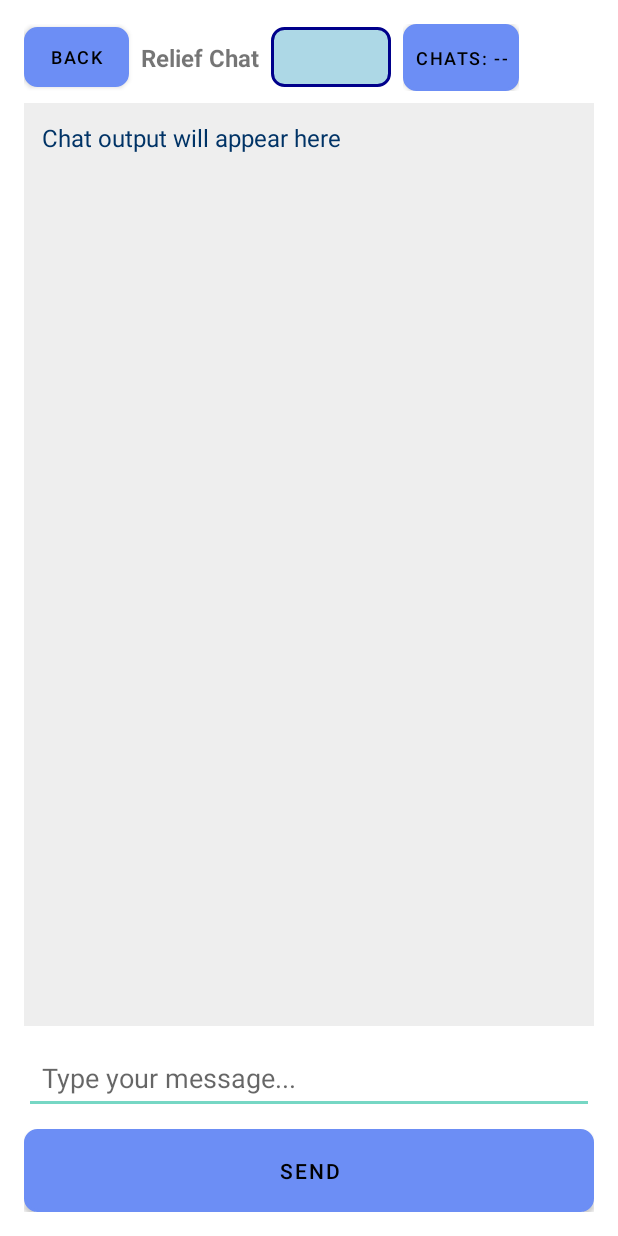
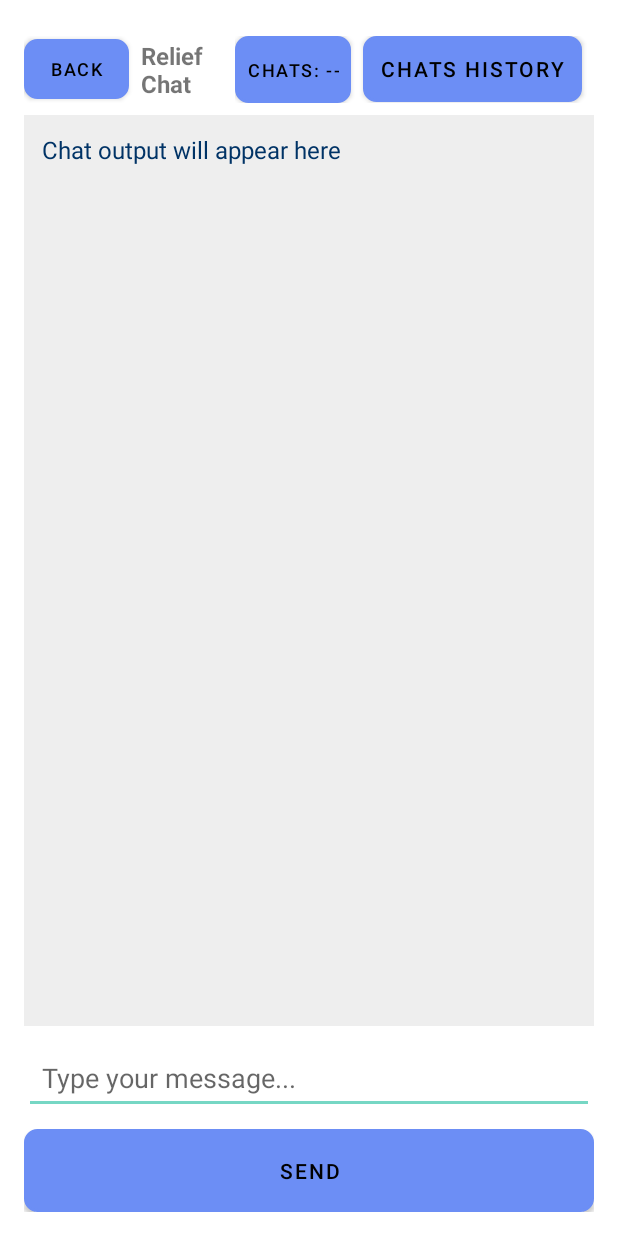
Before and after one commit to Sarvagyayadav26/Health_app, an Android app: the ReliefChatActivity screen opened directly, with no data from a screen before it, on a phone screen of 412 x 824 dp. Run offline under Robolectric (Android 15) with nearby library versions, the phone set to English and light mode, and no system bars; 1 statement that could not run was skipped.

Commit message:
deplot commit 1-with frontend also

```diff
--- a/frontend/app/src/main/java/com/sarvagya/mentalhealthchat/ui/ApiService.kt
+++ b/frontend/app/src/main/java/com/sarvagya/mentalhealthchat/ui/ApiService.kt
@@ -42,7 +42,8 @@ data class ChatHistoryMessagesResponse(
 
 data class ChatHistoryMessagesRequest(
     val email: String,
-    val limit: Int
+    val limit: Int,
+    val session_id: String
 )
 
 interface ApiService {
--- a/frontend/app/src/main/java/com/sarvagya/mentalhealthchat/ui/ChatRequest.kt
+++ b/frontend/app/src/main/java/com/sarvagya/mentalhealthchat/ui/ChatRequest.kt
@@ -2,5 +2,6 @@ package com.sarvagya.mentalhealthchat.ui
 
 data class ChatRequest(
     val email: String,
-    val message: String
+    val message: String,
+    val session_id: String
 )
--- a/frontend/app/src/main/res/layout/activity_relief_chat.xml
+++ b/frontend/app/src/main/res/layout/activity_relief_chat.xml
@@ -11,7 +11,8 @@
         android:layout_height="wrap_content"
         android:orientation="horizontal"
         android:gravity="center_vertical"
-        android:layout_marginBottom="8dp">
+        android:layout_marginBottom="8dp"
+        android:paddingTop="8dp">
 
         <Button
             android:id="@+id/backBtn"
@@ -26,22 +27,16 @@
             android:minHeight="0dp"/>
 
         <TextView
-            android:layout_width="wrap_content"
+            android:layout_width="0dp"
             android:layout_height="wrap_content"
+            android:layout_weight="1"
             android:text="Relief Chat"
             android:textSize="16sp"
             android:textStyle="bold"
             android:layout_marginStart="8dp"
             android:layout_marginEnd="8dp"/>
 
-        <Spinner
-            android:id="@+id/chatHistorySpinner"
-            android:layout_width="wrap_content"
-            android:layout_height="40dp"
-            android:minWidth="80dp"
-            android:background="@drawable/spinner_style"
-            android:popupBackground="@drawable/spinner_style"
-            android:layout_marginEnd="8dp"/>
+        <!-- Spinner removed per request -->
 
         <LinearLayout
             android:layout_width="wrap_content"
@@ -61,15 +56,37 @@
                 android:background="@drawable/button_style"
                 android:textColor="#000000" />
 
-            <ImageButton
-                android:id="@+id/addChatsBtn"
-                android:layout_width="32dp"
-                android:layout_height="32dp"
-                android:src="@drawable/ic_add_circle"
-                android:background="?attr/selectableItemBackgroundBorderless"
-                android:contentDescription="Add Chats"
+            <Button
+                android:id="@+id/chatsHistoryBtn"
+                android:layout_width="wrap_content"
+                android:layout_height="44dp"
+                android:text="Chats history"
+                android:textSize="14sp"
+                android:paddingLeft="12dp"
+                android:paddingRight="12dp"
+                android:layout_marginStart="8dp"
+                android:layout_marginEnd="8dp"
+                android:layout_marginRight="8dp"
+                android:background="@drawable/button_style"
+                android:textColor="#000000"
+                android:minWidth="0dp"
+                android:minHeight="0dp"
+                android:elevation="4dp" />
+            <Button
+                android:id="@+id/closeHistoryBtn"
+                android:layout_width="wrap_content"
+                android:layout_height="40dp"
+                android:text="Close history"
+                android:textSize="13sp"
+                android:paddingLeft="10dp"
+                android:paddingRight="10dp"
                 android:layout_marginStart="4dp"
-                android:visibility="gone" />
+                android:layout_marginEnd="4dp"
+                android:background="@drawable/button_style"
+                android:textColor="#000000"
+                android:visibility="gone"
+                android:minWidth="0dp"
+                android:minHeight="0dp" />
         </LinearLayout>
     </LinearLayout>
 
```
Also changed, not shown: frontend/app/src/main/java/com/sarvagya/mentalhealthchat/ui/ReliefChatActivity.kt (+144 -120 lines), frontend/app/src/main/java/com/sarvagya/mentalhealthchat/ui/RetrofitClient.kt (+7 -4 lines), frontend/app/src/main/java/com/sarvagya/mentalhealthchat/ui/SubscriptionActivity.kt (+50 -0 lines), 1 other file.
